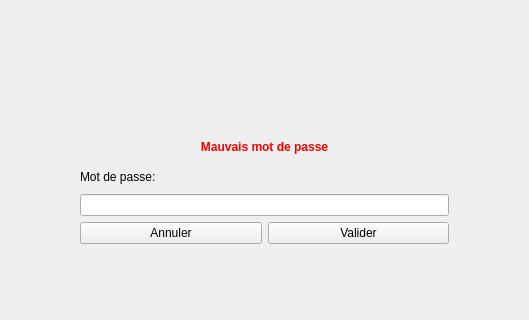
The window that mainwindow.ui (VConstans/IHMEcluse) describes before a commit, drawn with Qt 5; both pictures show x 82 to 611 and y 333 to 653 of the 872 by 800 pixel window.
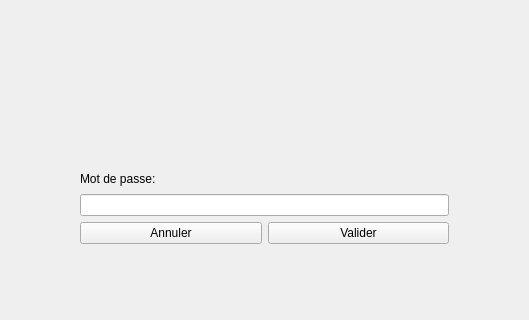
The same window after the commit. Icons and pictures are not drawn. Custom widgets are drawn as their Qt base class.

```diff
--- a/mainwindow.ui
+++ b/mainwindow.ui
@@ -453,7 +453,7 @@
             <item>
              <widget class="QLabel" name="messageMdp">
               <property name="text">
-               <string>&lt;html&gt;&lt;head/&gt;&lt;body&gt;&lt;p align=&quot;center&quot;&gt;&lt;span style=&quot; font-weight:600; color:#ff0000;&quot;&gt;Mauvais mot de passe&lt;/span&gt;&lt;/p&gt;&lt;/body&gt;&lt;/html&gt;</string>
+               <string>&lt;html&gt;&lt;head/&gt;&lt;body&gt;&lt;p align=&quot;center&quot;&gt;&lt;br/&gt;&lt;/p&gt;&lt;/body&gt;&lt;/html&gt;</string>
               </property>
              </widget>
             </item>
```
